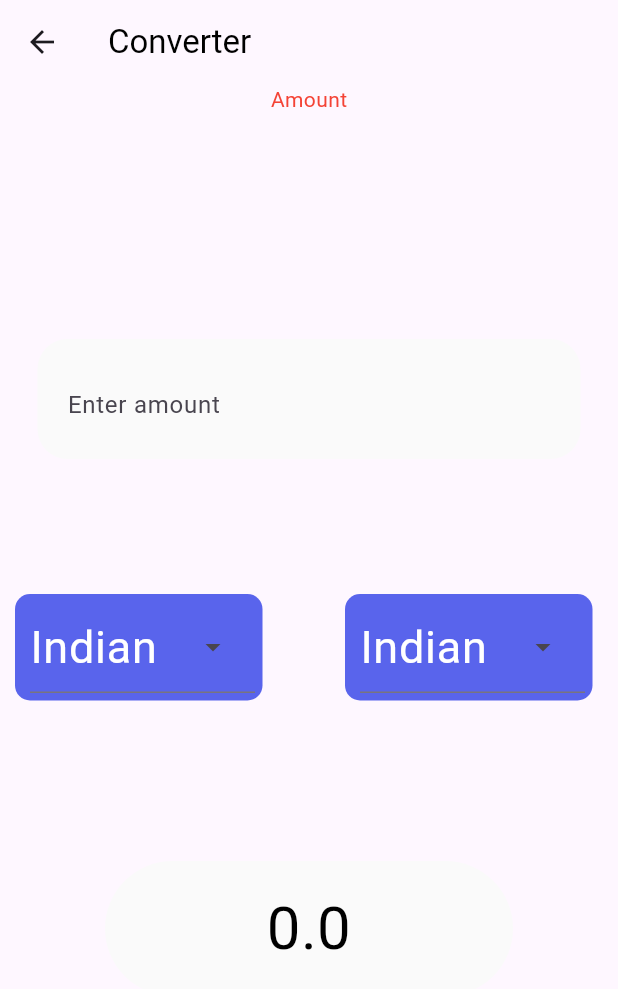
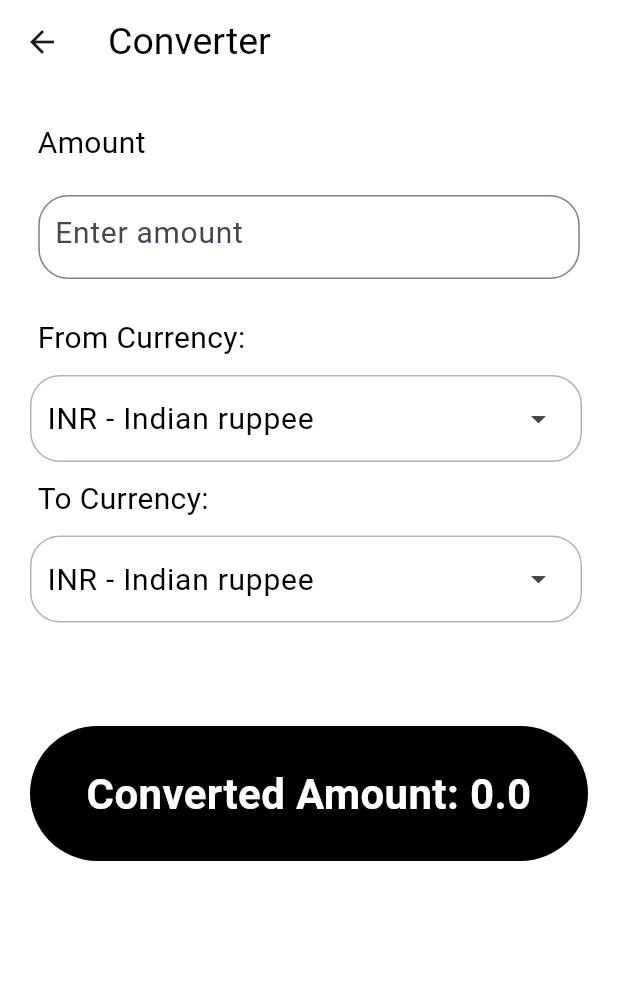
Before and after one commit to PranavSoneji-07/Currency-Converter, a Flutter app: the Converter screen opened directly, on a phone screen of 412 x 824 dp. Shown: the top 989 px of the screen. Run offline on Flutter 3.47's test engine with Material 3 defaults, Android fonts, the phone set to English and light mode, and no system bars.

Commit message:
Finished the UI

```diff
--- a/lib/converter_page.dart
+++ b/lib/converter_page.dart
@@ -24,30 +24,47 @@ class _Currency extends State<Converter> {
   @override
   Widget build(BuildContext context) {
     return Scaffold(
-      appBar: AppBar(  title: Text('Converter', style: TextStyle(color: Colors.black), textAlign: TextAlign.center),
+      appBar: AppBar(  title: Text('Converter', style: TextStyle(color: Colors.black, fontSize: 25), textAlign: TextAlign.center),
+        flexibleSpace: Container(
+          color: Colors.white,
         ),
-      body: Column(
+      ),
+      body: Container(
+        padding: EdgeInsets.all(0),
+        color: Colors.white,
+        child: Column(
           mainAxisAlignment: MainAxisAlignment.start,
           children: [
-          Text("Amount", style: TextStyle(color: Colors.red),),
             Container(
-            height: 80,
-            padding: EdgeInsets.all(20),
+              margin: EdgeInsets.only(left: 5, top: 25),
+              child: Row(
+                children: [
+                  Padding(padding: EdgeInsets.all(10)),
+                  Text("Amount", style: TextStyle(color: Colors.black, fontSize: 20), textAlign: TextAlign.left),
+                ],
+              ),
+            ),
+             //Input
+              Container(
+                height: 56,
+                width: 361,
+                margin: EdgeInsets.all(20),
+                padding: EdgeInsets.only(left: 10),
                 decoration: BoxDecoration(
-              color: Color.fromRGBO(250, 250, 250, 1),
+                  border: Border.all(color: Color.fromRGBO(0, 0, 0, 0.5)),
                   borderRadius: BorderRadius.circular(20)
                 ),
-            margin: EdgeInsets.only(left: 25, right: 25, top: 150),
-            child:
-
-            //Input
-            TextField(
+                child: TextField(
                   controller: controller,
                   keyboardType: TextInputType.number,
                   inputFormatters: [FilteringTextInputFormatter.digitsOnly],
                   decoration: InputDecoration(
                     border: InputBorder.none,
                     hintText: "Enter amount",
+                  ),
+                  style: TextStyle(
+                    fontSize: 20,
+                    color: Colors.black
                   ),
                   onChanged: (value) async {
                     setState(() {
@@ -62,25 +79,79 @@ class _Currency extends State<Converter> {
                 ),
               ),
 
-
-
+            Container(
+              margin: EdgeInsets.only(left: 5, top: 5),
+              child: Row(
+                children: [
+                  Padding(padding: EdgeInsets.all(10)),
+                  Text("From Currency:", style: TextStyle(color: Colors.black, fontSize: 20), textAlign: TextAlign.left),
+                ],
+              ),
+            ),
             // Dropdown Menus
             Row(
               children: [
                 Container(
-                padding: EdgeInsets.only(left: 10, top: 5, right: 5, bottom: 5),
-                margin: EdgeInsets.only(left: 10, bottom: 38, top: 90),
+                  width: 368,
+                  padding: EdgeInsets.only(left: 5),
+                  margin: EdgeInsets.only(left: 20,top: 10),
                   decoration: BoxDecoration(
-                  borderRadius: BorderRadius.circular(10),
-                  color: Color.fromRGBO(89, 100, 236, 1),
-                ),
+                      border: Border.all(color: Color.fromRGBO(0, 0, 0, 0.3)),
+                      borderRadius: BorderRadius.circular(20)                  ),
                   child:
-
-
                   //Input Currency
 
                   DropdownMenu(
-                  textStyle: TextStyle(fontSize: 30, color: Colors.white),
+                    textStyle: TextStyle(fontSize: 20, color: Colors.black),
+                    onSelected: (value) {
+                      selectedValue = value.toString();
+                      fetch.fetchOut(selectedValue);
+                      setState(() {
+                        Output = fetch.out(textval, selectedValue);
+                      });
+                    },
+                    initialSelection: selectedValue,
+                    dropdownMenuEntries: [
+                      DropdownMenuEntry(value: "INR", label: " INR - Indian ruppee"),
+                      DropdownMenuEntry(value: "USD", label: "USD - US Dollar"),
+                      DropdownMenuEntry(value: "JPY", label: "JPY - Japanese Yen"),
+                      DropdownMenuEntry(value: "AED", label: "AED - UAE Dirham"),
+                      DropdownMenuEntry(value: "GBP", label: "GBP - Pound Sterling"),
+                      DropdownMenuEntry(value: "KRW", label: "KRW - South Korean Won"),
+                      DropdownMenuEntry(value: "CNY", label: "CNY - Chinese Renminbi"),
+                      DropdownMenuEntry(value: "CAD", label: "CAD - Canadian Dollar"),
+                    ],
+                    width: 368,
+                    inputDecorationTheme: InputDecorationTheme(
+                      border: InputBorder.none,
+                    ),
+                  ),
+                ),
+              ],
+            ),
+            Container(
+              margin: EdgeInsets.only(left: 5, top: 10),
+              child: Row(
+                children: [
+                  Padding(padding: EdgeInsets.all(10)),
+                  Text("To Currency:", style: TextStyle(color: Colors.black, fontSize: 20), textAlign: TextAlign.left),
+                ],
+              ),
+            ),
+            Row(
+              children: [
+                Container(
+                  width: 368,
+                  padding: EdgeInsets.only(left: 5),
+                  margin: EdgeInsets.only(left: 20,top: 10),
+                  decoration: BoxDecoration(
+                      border: Border.all(color: Color.fromRGBO(0, 0, 0, 0.3)),
+                      borderRadius: BorderRadius.circular(20)                  ),
+                  child:
+                  //Output Currency
+
+                  DropdownMenu(
+                    textStyle: TextStyle(fontSize: 20, color: Colors.black),
                     onSelected: (value) {
                       selectedValue1 = value.toString();
                       fetch.fetchOut(selectedValue1);
@@ -90,75 +161,39 @@ class _Currency extends State<Converter> {
                     },
                     initialSelection: selectedValue1,
                     dropdownMenuEntries: [
-                    DropdownMenuEntry(value: "INR", label: "Indian ruppee"),
-                    DropdownMenuEntry(value: "USD", label: "US Dollar"),
-                    DropdownMenuEntry(value: "JPY", label: "Japanese Yen"),
-                    DropdownMenuEntry(value: "AED", label: "UAE Dirham"),
-                    DropdownMenuEntry(value: "GBP", label: "Pound Sterling"),
-                    DropdownMenuEntry(value: "KRW", label: "South Korean Won"),
-                    DropdownMenuEntry(value: "CNY", label: "Chinese Renminbi"),
-                    DropdownMenuEntry(value: "CAD", label: "Canadian Dollar"),
+                      DropdownMenuEntry(value: "INR", label: " INR - Indian ruppee"),
+                      DropdownMenuEntry(value: "USD", label: "USD - US Dollar"),
+                      DropdownMenuEntry(value: "JPY", label: "JPY - Japanese Yen"),
+                      DropdownMenuEntry(value: "AED", label: "AED - UAE Dirham"),
+                      DropdownMenuEntry(value: "GBP", label: "GBP - Pound Sterling"),
+                      DropdownMenuEntry(value: "KRW", label: "KRW - South Korean Won"),
+                      DropdownMenuEntry(value: "CNY", label: "CNY - Chinese Renminbi"),
+                      DropdownMenuEntry(value: "CAD", label: "CAD - Canadian Dollar"),
                     ],
-                  width: 150,
+                    width: 368,
                     inputDecorationTheme: InputDecorationTheme(
-                    outlineBorder: BorderSide.none,
-                  ),
-                ),
-              ),
-              Container(
-                padding: EdgeInsets.only(left: 10, top: 5, right: 5, bottom: 5),
-                margin: EdgeInsets.only(left: 55, bottom: 38, top: 90),
-                decoration: BoxDecoration(
-                  borderRadius: BorderRadius.circular(10),
-                  color: Color.fromRGBO(89, 100, 236, 1),
-                ),
-                child:
-
-
-                //Output Currency
-
-
-
-
-                DropdownMenu(
-                textStyle: TextStyle(fontSize: 30, color: Colors.white,),
-                onSelected: (value) {
-                  selectedValue1 = value.toString();
-                  fetch.fetchOut(selectedValue1);
-                  setState(() {
-                    Output = fetch.out(textval, selectedValue1);
-                  });
-                },
-                initialSelection: selectedValue1,
-                dropdownMenuEntries: [
-                  DropdownMenuEntry(value: "INR", label: "Indian ruppee"),
-                  DropdownMenuEntry(value: "USD", label: "US Dollar"),
-                  DropdownMenuEntry(value: "JPY", label: "Japanese Yen"),
-                  DropdownMenuEntry(value: "AED", label: "UAE Dirham"),
-                  DropdownMenuEntry(value: "GBP", label: "Pound Sterling"),
-                  DropdownMenuEntry(value: "KRW", label: "South Korean Won"),
-                  DropdownMenuEntry(value: "CNY", label: "Chinese Renminbi"),
-                  DropdownMenuEntry(value: "CAD", label: "Canadian Dollar"),
-                ],
-                width: 150,
-                  inputDecorationTheme: InputDecorationTheme(
-                    outlineBorder: BorderSide.none,
+                      border: InputBorder.none,
                     ),
                   ),
                 ),
               ],
             ),
+
+
+
+
             Container(
               decoration: BoxDecoration(
                 borderRadius: BorderRadius.circular(100),
-              color: Color.fromRGBO(250, 250, 250, 1),
+                color: Color.fromRGBO(0, 0, 0, 1),
               ),
               width: double.infinity,
               height: 90,
-            margin: EdgeInsets.only(left: 70, right: 70, top: 69),
-            child: Center(child: Text(Output.toString(), style: TextStyle(fontSize: 40, color: Colors.black), textAlign: TextAlign.center,)),
+              margin: EdgeInsets.only(left: 20, right: 20, top: 69),
+              child: Center(child: Text("Converted Amount: $Output", style: TextStyle(fontSize: 28, color: Colors.white, fontWeight: FontWeight.bold), textAlign: TextAlign.center,)),
             ),
           ],
+        ),
       ),
 
     );
--- a/lib/functionality.dart
+++ b/lib/functionality.dart
@@ -15,7 +15,7 @@ class Fetch {
     data = jsonDecode(response.body);
     debugPrint("Data fetched");
   }
-  double fetchOut(String code) {
+  double dataMatch(String code) {
     if (data == null) {
       debugPrint("Data is null. Ensure fetchData() is called and awaited.");
       fetchData("IND");
@@ -35,9 +35,13 @@ class Fetch {
 
 
   double out(double input, String Code){
-    double result = fetchOut(Code);
+    double result = dataMatch(Code);
+    return input*result;
+  }
 
-    return input*result;
+  void Complete(String currencyCode){
+    fetchData(currencyCode);
+
   }
 
 
--- a/pubspec.yaml
+++ b/pubspec.yaml
@@ -53,7 +53,7 @@ dev_dependencies:
 # The following section is specific to Flutter packages.
 flutter:
   assets:
-    - assets/Globe.png
+    - assets/
   # The following line ensures that the Material Icons font is
   # included with your application, so that you can use the icons in
   # the material Icons class.
```
Lines whose indentation alone changed are shown as unchanged.
